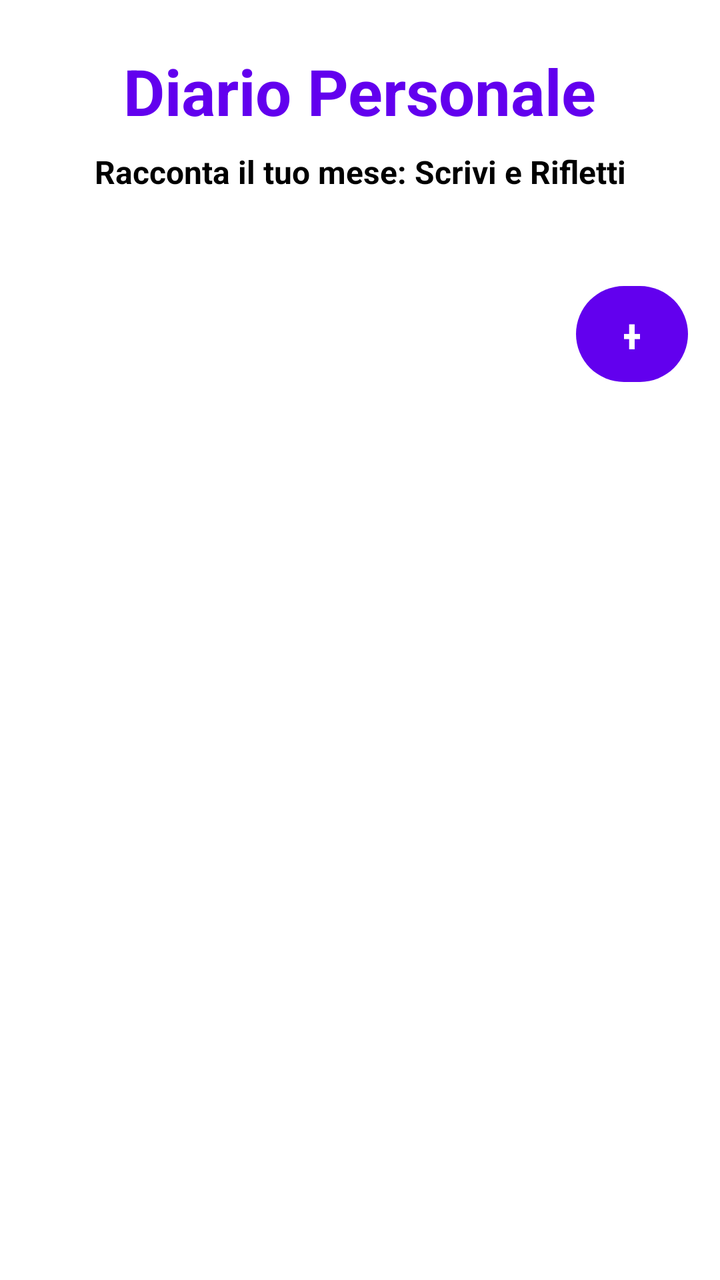
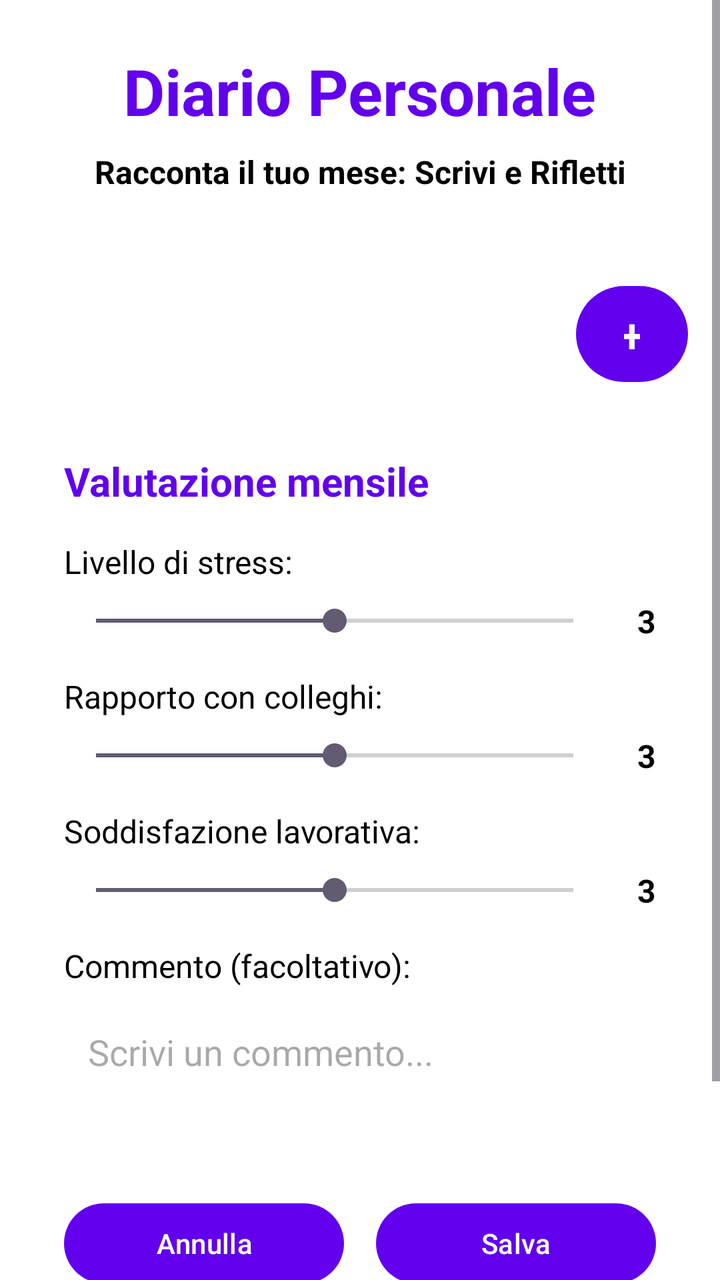

An Android layout rendered at two revisions. The XML below is the earlier revision; the diff shows what the commit changed to produce the second picture.
<!-- AndroidManifest.xml: application theme Theme.CoreTeamProject -->
<!-- res/layout/fragment_diary.xml -->
<?xml version="1.0" encoding="utf-8"?>
<ScrollView xmlns:android="http://schemas.android.com/apk/res/android"
    xmlns:app="http://schemas.android.com/apk/res-auto"
    xmlns:tools="http://schemas.android.com/tools"
    android:layout_width="match_parent"
    android:layout_height="match_parent"
    android:background="@color/white">

    <androidx.constraintlayout.widget.ConstraintLayout
        android:layout_width="match_parent"
        android:layout_height="wrap_content"
        android:padding="16dp">

        <TextView
            android:id="@+id/textViewDiary"
            android:layout_width="wrap_content"
            android:layout_height="wrap_content"
            android:layout_marginTop="8dp"
            android:text="Diario Personale"
            android:textColor="@color/purple_500"
            android:textSize="32sp"
            android:textStyle="bold"
            app:layout_constraintEnd_toEndOf="parent"
            app:layout_constraintStart_toStartOf="parent"
            app:layout_constraintTop_toTopOf="parent" />

        <TextView
            android:id="@+id/textDescriptionDiary"
            android:layout_width="wrap_content"
            android:layout_height="wrap_content"
            android:text="Racconta il tuo mese: Scrivi e Rifletti"
            android:textColor="@color/black"
            android:textSize="16sp"
            android:textStyle="bold"
            app:layout_constraintTop_toBottomOf="@id/textViewDiary"
            app:layout_constraintStart_toStartOf="parent"
            app:layout_constraintEnd_toEndOf="parent"
            android:layout_marginTop="8dp"/>

        <Button
            android:id="@+id/btn_aggiungi_valutazione"
            android:layout_width="56dp"
            android:layout_height="56dp"
            android:layout_marginTop="72dp"
            android:text="+"
            android:textSize="24sp"
            app:layout_constraintEnd_toEndOf="parent"
            app:layout_constraintTop_toBottomOf="@id/textViewDiary" />

        <LinearLayout
            android:id="@+id/layout_valutazione"
            android:layout_width="match_parent"
            android:layout_height="wrap_content"
            android:orientation="vertical"
            android:layout_marginTop="16dp"
            android:background="#F0F0F0"
            android:padding="16dp"
            android:visibility="gone"
            app:layout_constraintTop_toBottomOf="@id/btn_aggiungi_valutazione"
            app:layout_constraintStart_toStartOf="parent"
            app:layout_constraintEnd_toEndOf="parent">

            <TextView
                android:layout_width="wrap_content"
                android:layout_height="wrap_content"
                android:text="Valutazione mensile"
                android:textSize="20sp"
                android:textStyle="bold"
                android:textColor="@color/purple_500"
                android:layout_marginBottom="16dp" />

            
            <TextView
                android:layout_width="wrap_content"
                android:layout_height="wrap_content"
                android:text="Livello di stress:"
                android:textSize="16sp"
                android:layout_marginBottom="8dp" />

            <LinearLayout
                android:layout_width="match_parent"
                android:layout_height="wrap_content"
                android:orientation="horizontal"
                android:gravity="center_vertical">

                <SeekBar
                    android:id="@+id/seekbar_stress"
                    android:layout_width="0dp"
                    android:layout_height="wrap_content"
                    android:layout_weight="1"
                    android:max="4"
                    android:progress="2" />

                <TextView
                    android:id="@+id/text_stress_value"
                    android:layout_width="wrap_content"
                    android:layout_height="wrap_content"
                    android:text="3"
                    android:textSize="16sp"
                    android:textStyle="bold"
                    android:layout_marginStart="16dp" />

            </LinearLayout>

            
            <TextView
                android:layout_width="wrap_content"
                android:layout_height="wrap_content"
                android:text="Rapporto con colleghi:"
                android:textSize="16sp"
                android:layout_marginTop="16dp"
                android:layout_marginBottom="8dp" />

            <LinearLayout
                android:layout_width="match_parent"
                android:layout_height="wrap_content"
                android:orientation="horizontal"
                android:gravity="center_vertical">

                <SeekBar
                    android:id="@+id/seekbar_colleghi"
                    android:layout_width="0dp"
                    android:layout_height="wrap_content"
                    android:layout_weight="1"
                    android:max="4"
                    android:progress="2" />

                <TextView
                    android:id="@+id/text_colleghi_value"
                    android:layout_width="wrap_content"
                    android:layout_height="wrap_content"
                    android:text="3"
                    android:textSize="16sp"
                    android:textStyle="bold"
                    android:layout_marginStart="16dp" />

            </LinearLayout>

            
            <TextView
                android:layout_width="wrap_content"
                android:layout_height="wrap_content"
                android:text="Soddisfazione lavorativa:"
                android:textSize="16sp"
                android:layout_marginTop="16dp"
                android:layout_marginBottom="8dp" />

            <LinearLayout
                android:layout_width="match_parent"
                android:layout_height="wrap_content"
                android:orientation="horizontal"
                android:gravity="center_vertical">

                <SeekBar
                    android:id="@+id/seekbar_soddisfazione"
                    android:layout_width="0dp"
                    android:layout_height="wrap_content"
                    android:layout_weight="1"
                    android:max="4"
                    android:progress="2" />

                <TextView
                    android:id="@+id/text_soddisfazione_value"
                    android:layout_width="wrap_content"
                    android:layout_height="wrap_content"
                    android:text="3"
                    android:textSize="16sp"
                    android:textStyle="bold"
                    android:layout_marginStart="16dp" />

            </LinearLayout>

            
            <TextView
                android:layout_width="wrap_content"
                android:layout_height="wrap_content"
                android:text="Commento (facoltativo):"
                android:textSize="16sp"
                android:layout_marginTop="16dp"
                android:layout_marginBottom="8dp" />

            <EditText
                android:id="@+id/edit_commento"
                android:layout_width="match_parent"
                android:layout_height="80dp"
                android:background="#FFFFFF"
                android:padding="12dp"
                android:hint="Scrivi un commento..."
                android:inputType="textMultiLine"
                android:gravity="top" />

            
            <LinearLayout
                android:layout_width="match_parent"
                android:layout_height="wrap_content"
                android:orientation="horizontal"
                android:layout_marginTop="16dp">

                <Button
                    android:id="@+id/btn_annulla"
                    android:layout_width="0dp"
                    android:layout_height="wrap_content"
                    android:layout_weight="1"
                    android:text="Annulla"
                    android:layout_marginEnd="8dp" />

                <Button
                    android:id="@+id/btn_salva"
                    android:layout_width="0dp"
                    android:layout_height="wrap_content"
                    android:layout_weight="1"
                    android:text="Salva"
                    android:layout_marginStart="8dp" />

            </LinearLayout>

        </LinearLayout>

        
        <LinearLayout
            android:id="@+id/recycler_valutazioni"
            android:layout_width="match_parent"
            android:layout_height="wrap_content"
            android:layout_marginTop="16dp"
            android:orientation="vertical"
            app:layout_constraintEnd_toEndOf="parent"
            app:layout_constraintHorizontal_bias="0.0"
            app:layout_constraintStart_toStartOf="parent"
            app:layout_constraintTop_toBottomOf="@id/layout_valutazione" />

    </androidx.constraintlayout.widget.ConstraintLayout>

</ScrollView>
<!-- resources referenced by this layout -->
<resources>
  <color name="black">#FF000000</color>
  <color name="purple_500">#6200EE</color>
  <color name="white">#FFFFFFFF</color>
  <style name="Theme.CoreTeamProject" parent="Base.Theme.CoreTeamProject" />
  <style name="Base.Theme.CoreTeamProject" parent="Theme.Material3.DayNight.NoActionBar">
          
          <item name="colorPrimary">@color/purple_500</item>
          <item name="colorPrimaryVariant">@color/purple_500</item>
          <item name="colorOnPrimary">@color/white</item>
  
          
          <item name="android:windowBackground">@color/white</item>
          <item name="colorSurface">@color/white</item>
          <item name="colorOnSurface">@color/black</item>
  
          
          <item name="android:textColor">@color/black</item>
          <item name="android:textColorPrimary">@color/black</item>
  
          
          <item name="colorPrimaryContainer">@color/purple_500</item>
          <item name="colorOnPrimaryContainer">@color/white</item>
      </style>
</resources>

<!-- the commit's change to res/layout/fragment_diary.xml (unified diff, before → after) -->
@@ -1,233 +1,252 @@
 <?xml version="1.0" encoding="utf-8"?>
-<ScrollView xmlns:android="http://schemas.android.com/apk/res/android"
+<layout xmlns:android="http://schemas.android.com/apk/res/android"
     xmlns:app="http://schemas.android.com/apk/res-auto"
-    xmlns:tools="http://schemas.android.com/tools"
-    android:layout_width="match_parent"
-    android:layout_height="match_parent"
-    android:background="@color/white">
-
-    <androidx.constraintlayout.widget.ConstraintLayout
+    xmlns:tools="http://schemas.android.com/tools">
+
+    <data>
+        <import type="android.view.View" />
+        <variable
+            name="viewModel"
+            type="com.example.coreteamproject.DiaryViewModel" />
+    </data>
+
+    <ScrollView
         android:layout_width="match_parent"
-        android:layout_height="wrap_content"
-        android:padding="16dp">
-
-        <TextView
-            android:id="@+id/textViewDiary"
-            android:layout_width="wrap_content"
-            android:layout_height="wrap_content"
-            android:layout_marginTop="8dp"
-            android:text="Diario Personale"
-            android:textColor="@color/purple_500"
-            android:textSize="32sp"
-            android:textStyle="bold"
-            app:layout_constraintEnd_toEndOf="parent"
-            app:layout_constraintStart_toStartOf="parent"
-            app:layout_constraintTop_toTopOf="parent" />
-
-        <TextView
-            android:id="@+id/textDescriptionDiary"
-            android:layout_width="wrap_content"
-            android:layout_height="wrap_content"
-            android:text="Racconta il tuo mese: Scrivi e Rifletti"
-            android:textColor="@color/black"
-            android:textSize="16sp"
-            android:textStyle="bold"
-            app:layout_constraintTop_toBottomOf="@id/textViewDiary"
-            app:layout_constraintStart_toStartOf="parent"
-            app:layout_constraintEnd_toEndOf="parent"
-            android:layout_marginTop="8dp"/>
-
-        <Button
-            android:id="@+id/btn_aggiungi_valutazione"
-            android:layout_width="56dp"
-            android:layout_height="56dp"
-            android:layout_marginTop="72dp"
-            android:text="+"
-            android:textSize="24sp"
-            app:layout_constraintEnd_toEndOf="parent"
-            app:layout_constraintTop_toBottomOf="@id/textViewDiary" />
-
-        <LinearLayout
-            android:id="@+id/layout_valutazione"
+        android:layout_height="match_parent"
+        android:background="@color/white">
+
+        <androidx.constraintlayout.widget.ConstraintLayout
             android:layout_width="match_parent"
             android:layout_height="wrap_content"
-            android:orientation="vertical"
-            android:layout_marginTop="16dp"
-            android:background="#F0F0F0"
-            android:padding="16dp"
-            android:visibility="gone"
-            app:layout_constraintTop_toBottomOf="@id/btn_aggiungi_valutazione"
-            app:layout_constraintStart_toStartOf="parent"
-            app:layout_constraintEnd_toEndOf="parent">
+            android:padding="16dp">
 
             <TextView
+                android:id="@+id/textViewDiary"
                 android:layout_width="wrap_content"
                 android:layout_height="wrap_content"
-                android:text="Valutazione mensile"
-                android:textSize="20sp"
+                android:layout_marginTop="8dp"
+                android:text="Diario Personale"
+                android:textColor="@color/purple_500"
+                android:textSize="32sp"
                 android:textStyle="bold"
-                android:textColor="@color/purple_500"
-                android:layout_marginBottom="16dp" />
+                app:layout_constraintEnd_toEndOf="parent"
+                app:layout_constraintStart_toStartOf="parent"
+                app:layout_constraintTop_toTopOf="parent" />
+
+            <TextView
+                android:id="@+id/textDescriptionDiary"
+                android:layout_width="wrap_content"
+                android:layout_height="wrap_content"
+                android:text="Racconta il tuo mese: Scrivi e Rifletti"
+                android:textColor="@color/black"
+                android:textSize="16sp"
+                android:textStyle="bold"
+                app:layout_constraintTop_toBottomOf="@id/textViewDiary"
+                app:layout_constraintStart_toStartOf="parent"
+                app:layout_constraintEnd_toEndOf="parent"
+                android:layout_marginTop="8dp"/>
+
+            <Button
+                android:id="@+id/btn_aggiungi_valutazione"
+                android:layout_width="56dp"
+                android:layout_height="56dp"
+                android:layout_marginTop="72dp"
+                android:text="+"
+                android:textSize="24sp"
+                android:visibility="@{viewModel.showForm ? View.GONE : View.VISIBLE}"
+                app:layout_constraintEnd_toEndOf="parent"
+                app:layout_constraintTop_toBottomOf="@id/textViewDiary" />
+
+            <LinearLayout
+                android:id="@+id/layout_valutazione"
+                android:layout_width="match_parent"
+                android:layout_height="wrap_content"
+                android:layout_marginTop="16dp"
+                android:orientation="vertical"
+                android:padding="16dp"
+                android:visibility="@{viewModel.showForm ? View.VISIBLE : View.GONE}"
+                app:layout_constraintTop_toBottomOf="@id/btn_aggiungi_valutazione"
+                app:layout_constraintStart_toStartOf="parent"
+                app:layout_constraintEnd_toEndOf="parent">
+
+                <TextView
+                    android:layout_width="wrap_content"
+                    android:layout_height="wrap_content"
+                    android:text="Valutazione mensile"
+                    android:textSize="20sp"
+                    android:textStyle="bold"
+                    android:textColor="@color/purple_500"
+                    android:layout_marginBottom="16dp" />
+
+                
+                <TextView
+                    android:layout_width="wrap_content"
+                    android:layout_height="wrap_content"
+                    android:text="Livello di stress:"
+                    android:textSize="16sp"
+                    android:layout_marginBottom="8dp" />
+
+                <LinearLayout
+                    android:layout_width="match_parent"
+                    android:layout_height="wrap_content"
+                    android:orientation="horizontal"
+                    android:gravity="center_vertical">
+
+                    <SeekBar
+                        android:id="@+id/seekbar_stress"
+                        android:layout_width="0dp"
+                        android:layout_height="wrap_content"
+                        android:layout_weight="1"
+                        android:max="4"
+                        android:progress="2" />
+
+                    <TextView
+                        android:id="@+id/text_stress_value"
+                        android:layout_width="wrap_content"
+                        android:layout_height="wrap_content"
+                        android:text="3"
+                        android:textSize="16sp"
+                        android:textStyle="bold"
+                        android:layout_marginStart="16dp" />
+
+                </LinearLayout>
+
+                
+                <TextView
+                    android:layout_width="wrap_content"
+                    android:layout_height="wrap_content"
+                    android:text="Rapporto con colleghi:"
+                    android:textSize="16sp"
+                    android:layout_marginTop="16dp"
+                    android:layout_marginBottom="8dp" />
+
+                <LinearLayout
+                    android:layout_width="match_parent"
+                    android:layout_height="wrap_content"
+                    android:orientation="horizontal"
+                    android:gravity="center_vertical">
+
+                    <SeekBar
+                        android:id="@+id/seekbar_colleghi"
+                        android:layout_width="0dp"
+                        android:layout_height="wrap_content"
+                        android:layout_weight="1"
+                        android:max="4"
+                        android:progress="2" />
+
+                    <TextView
+                        android:id="@+id/text_colleghi_value"
+                        android:layout_width="wrap_content"
+                        android:layout_height="wrap_content"
+                        android:text="3"
+                        android:textSize="16sp"
+                        android:textStyle="bold"
+                        android:layout_marginStart="16dp" />
+
+                </LinearLayout>
+
+                
+                <TextView
+                    android:layout_width="wrap_content"
+                    android:layout_height="wrap_content"
+                    android:text="Soddisfazione lavorativa:"
+                    android:textSize="16sp"
+                    android:layout_marginTop="16dp"
+                    android:layout_marginBottom="8dp" />
+
+                <LinearLayout
+                    android:layout_width="match_parent"
+                    android:layout_height="wrap_content"
+                    android:orientation="horizontal"
+                    android:gravity="center_vertical">
+
+                    <SeekBar
+                        android:id="@+id/seekbar_soddisfazione"
+                        android:layout_width="0dp"
+                        android:layout_height="wrap_content"
+                        android:layout_weight="1"
+                        android:max="4"
+                        android:progress="2" />
+
+                    <TextView
+                        android:id="@+id/text_soddisfazione_value"
+                        android:layout_width="wrap_content"
+                        android:layout_height="wrap_content"
+                        android:text="3"
+                        android:textSize="16sp"
+                        android:textStyle="bold"
+                        android:layout_marginStart="16dp" />
+
+                </LinearLayout>
+
+                
+                <TextView
+                    android:layout_width="wrap_content"
+                    android:layout_height="wrap_content"
+                    android:text="Commento (facoltativo):"
+                    android:textSize="16sp"
+                    android:layout_marginTop="16dp"
+                    android:layout_marginBottom="8dp" />
+
+                <EditText
+                    android:id="@+id/edit_commento"
+                    android:layout_width="match_parent"
+                    android:layout_height="80dp"
+                    android:background="#FFFFFF"
+                    android:padding="12dp"
+                    android:hint="Scrivi un commento..."
+                    android:inputType="textMultiLine"
+                    android:gravity="top" />
+
+                
+                <LinearLayout
+                    android:layout_width="match_parent"
+                    android:layout_height="wrap_content"
+                    android:layout_marginTop="16dp"
+                    android:orientation="horizontal">
+
+                    <Button
+                        android:id="@+id/btn_annulla"
+                        android:layout_width="0dp"
+                        android:layout_height="wrap_content"
+                        android:layout_weight="1"
+                        android:text="Annulla"
+                        android:layout_marginEnd="8dp" />
+
+                    <Button
+                        android:id="@+id/btn_salva"
+                        android:layout_width="0dp"
+                        android:layout_height="wrap_content"
+                        android:layout_weight="1"
+                        android:text="Salva"
+                        android:layout_marginStart="8dp" />
+
+                </LinearLayout>
+
+            </LinearLayout>
 
             
-            <TextView
+            <ProgressBar
+                android:id="@+id/progressBar"
                 android:layout_width="wrap_content"
                 android:layout_height="wrap_content"
-                android:text="Livello di stress:"
-                android:textSize="16sp"
-                android:layout_marginBottom="8dp" />
-
-            <LinearLayout
-                android:layout_width="match_parent"
-                android:layout_height="wrap_content"
-                android:orientation="horizontal"
-                android:gravity="center_vertical">
-
-                <SeekBar
-                    android:id="@+id/seekbar_stress"
-                    android:layout_width="0dp"
-                    android:layout_height="wrap_content"
-                    android:layout_weight="1"
-                    android:max="4"
-                    android:progress="2" />
-
-                <TextView
-                    android:id="@+id/text_stress_value"
-                    android:layout_width="wrap_content"
-                    android:layout_height="wrap_content"
-                    android:text="3"
-                    android:textSize="16sp"
-                    android:textStyle="bold"
-                    android:layout_marginStart="16dp" />
-
-            </LinearLayout>
-
-            
-            <TextView
-                android:layout_width="wrap_content"
-                android:layout_height="wrap_content"
-                android:text="Rapporto con colleghi:"
-                android:textSize="16sp"
                 android:layout_marginTop="16dp"
-                android:layout_marginBottom="8dp" />
-
-            <LinearLayout
-                android:layout_width="match_parent"
-                android:layout_height="wrap_content"
-                android:orientation="horizontal"
-                android:gravity="center_vertical">
-
-                <SeekBar
-                    android:id="@+id/seekbar_colleghi"
-                    android:layout_width="0dp"
-                    android:layout_height="wrap_content"
-                    android:layout_weight="1"
-                    android:max="4"
-                    android:progress="2" />
-
-                <TextView
-                    android:id="@+id/text_colleghi_value"
-                    android:layout_width="wrap_content"
-                    android:layout_height="wrap_content"
-                    android:text="3"
-                    android:textSize="16sp"
-                    android:textStyle="bold"
-                    android:layout_marginStart="16dp" />
-
-            </LinearLayout>
-
-            
-            <TextView
-                android:layout_width="wrap_content"
-                android:layout_height="wrap_content"
-                android:text="Soddisfazione lavorativa:"
-                android:textSize="16sp"
-                android:layout_marginTop="16dp"
-                android:layout_marginBottom="8dp" />
-
-            <LinearLayout
-                android:layout_width="match_parent"
-                android:layout_height="wrap_content"
-                android:orientation="horizontal"
-                android:gravity="center_vertical">
-
-                <SeekBar
-                    android:id="@+id/seekbar_soddisfazione"
-                    android:layout_width="0dp"
-                    android:layout_height="wrap_content"
-                    android:layout_weight="1"
-                    android:max="4"
-                    android:progress="2" />
-
-                <TextView
-                    android:id="@+id/text_soddisfazione_value"
-                    android:layout_width="wrap_content"
-                    android:layout_height="wrap_content"
-                    android:text="3"
-                    android:textSize="16sp"
-                    android:textStyle="bold"
-                    android:layout_marginStart="16dp" />
-
-            </LinearLayout>
-
-            
-            <TextView
-                android:layout_width="wrap_content"
-                android:layout_height="wrap_content"
-                android:text="Commento (facoltativo):"
-                android:textSize="16sp"
-                android:layout_marginTop="16dp"
-                android:layout_marginBottom="8dp" />
-
-            <EditText
-                android:id="@+id/edit_commento"
-                android:layout_width="match_parent"
-                android:layout_height="80dp"
-                android:background="#FFFFFF"
-                android:padding="12dp"
-                android:hint="Scrivi un commento..."
-                android:inputType="textMultiLine"
-                android:gravity="top" />
+                android:visibility="@{viewModel.isLoading ? View.VISIBLE : View.GONE}"
+                app:layout_constraintEnd_toEndOf="parent"
+                app:layout_constraintStart_toStartOf="parent"
+                app:layout_constraintTop_toBottomOf="@id/layout_valutazione" />
 
             
             <LinearLayout
+                android:id="@+id/recycler_valutazioni"
                 android:layout_width="match_parent"
                 android:layout_height="wrap_content"
-                android:orientation="horizontal"
-                android:layout_marginTop="16dp">
-
-                <Button
-                    android:id="@+id/btn_annulla"
-                    android:layout_width="0dp"
-                    android:layout_height="wrap_content"
-                    android:layout_weight="1"
-                    android:text="Annulla"
-                    android:layout_marginEnd="8dp" />
-
-                <Button
-                    android:id="@+id/btn_salva"
-                    android:layout_width="0dp"
-                    android:layout_height="wrap_content"
-                    android:layout_weight="1"
-                    android:text="Salva"
-                    android:layout_marginStart="8dp" />
-
-            </LinearLayout>
-
-        </LinearLayout>
-
-        
-        <LinearLayout
-            android:id="@+id/recycler_valutazioni"
-            android:layout_width="match_parent"
-            android:layout_height="wrap_content"
-            android:layout_marginTop="16dp"
-            android:orientation="vertical"
-            app:layout_constraintEnd_toEndOf="parent"
-            app:layout_constraintHorizontal_bias="0.0"
-            app:layout_constraintStart_toStartOf="parent"
-            app:layout_constraintTop_toBottomOf="@id/layout_valutazione" />
-
-    </androidx.constraintlayout.widget.ConstraintLayout>
-
-</ScrollView>
+                android:layout_marginTop="16dp"
+                android:orientation="vertical"
+                app:layout_constraintTop_toBottomOf="@id/progressBar" />
+
+        </androidx.constraintlayout.widget.ConstraintLayout>
+
+    </ScrollView>
+
+</layout>
